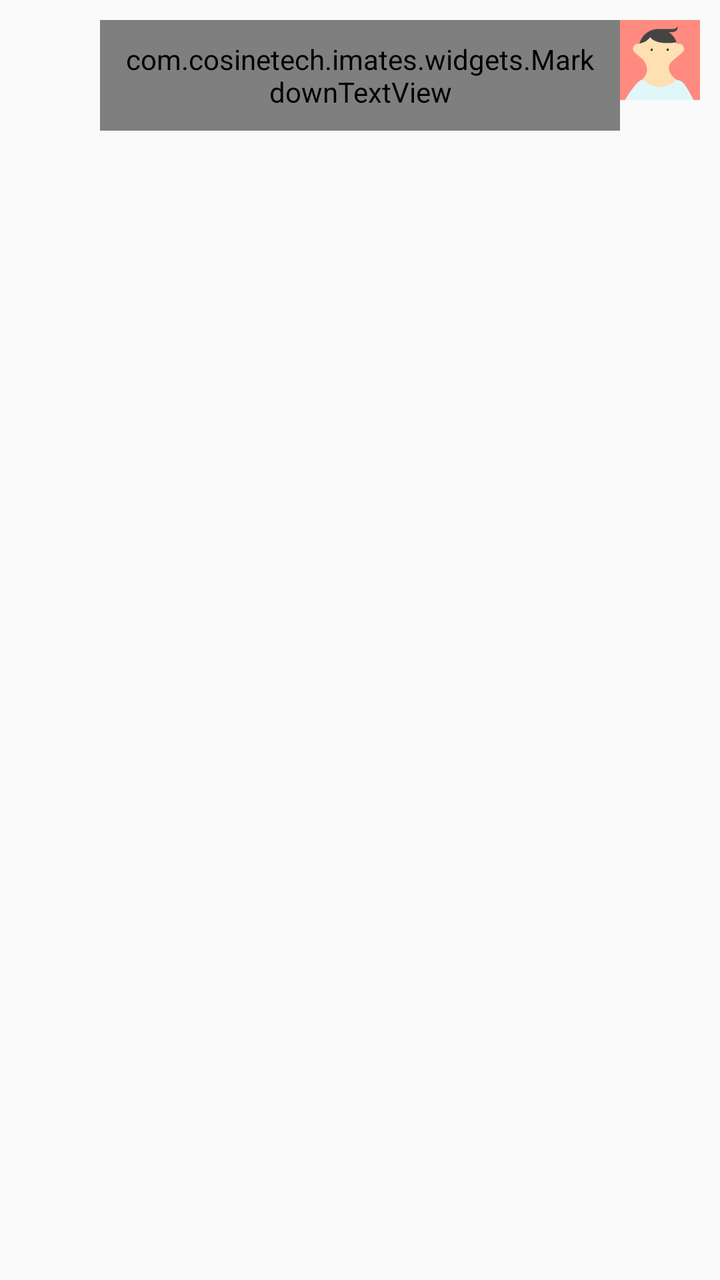
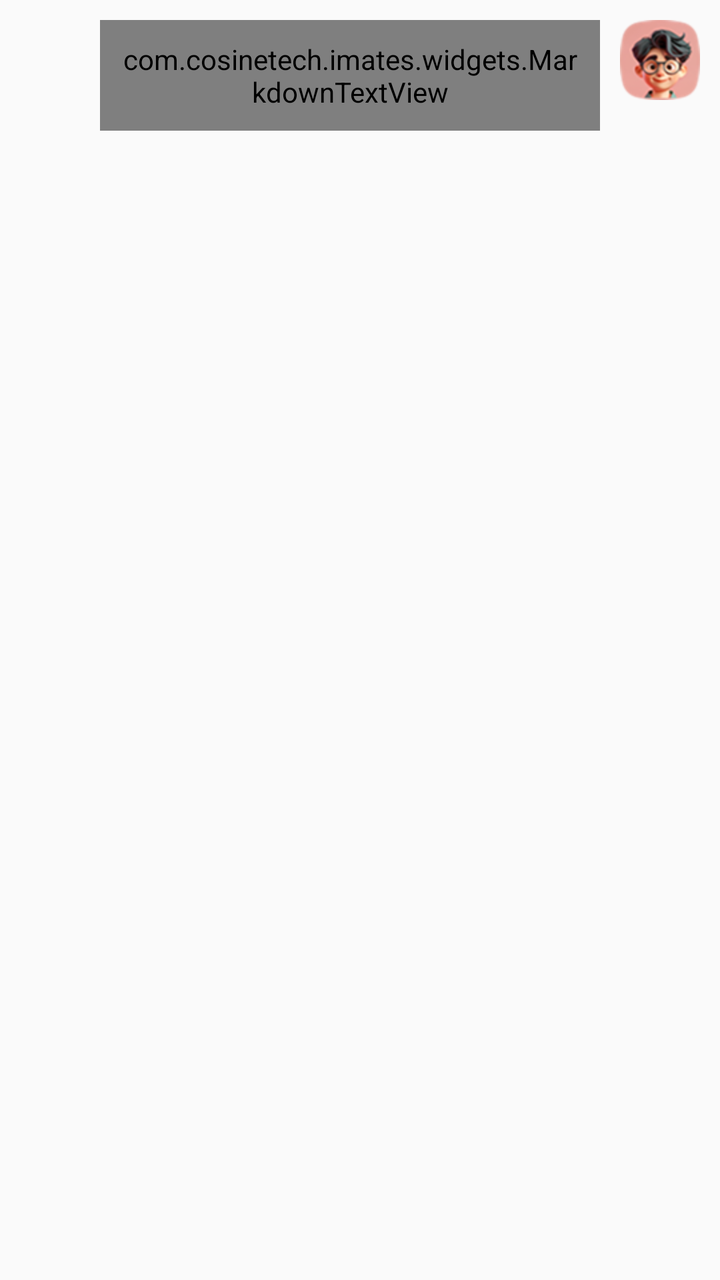

An Android layout rendered at two revisions. The XML below is the earlier revision; the diff shows what the commit changed to produce the second picture.
<!-- AndroidManifest.xml: application theme Theme.IMatesApp.FullScreen -->
<!-- res/layout/item_message_right.xml -->
<?xml version="1.0" encoding="utf-8"?>
<LinearLayout xmlns:android="http://schemas.android.com/apk/res/android"
    android:layout_width="match_parent"
    android:layout_height="wrap_content"
    android:orientation="horizontal"
    android:padding="10dp"
    android:gravity="end">

    <com.cosinetech.imates.widgets.MarkdownTextView
        android:id="@+id/tv_message"
        android:layout_width="wrap_content"
        android:layout_height="wrap_content"
        android:layout_marginStart="80dp"
        android:background="@drawable/bg_message_right"
        android:padding="10dp"
        android:textColor="#000000"
        android:textSize="12sp" />

    <ImageView
        android:id="@+id/iv_avatar"
        android:layout_width="40dp"
        android:layout_height="40dp"
        android:src="@drawable/avatar_1" />
</LinearLayout>
<!-- resources referenced by this layout -->
<resources>
  <!-- drawable avatar_1: vector/xml drawable (drawable, 2395 chars, omitted) -->
  <!-- drawable bg_message_right (drawable) -->
  <?xml version="1.0" encoding="utf-8"?>
  <shape xmlns:android="http://schemas.android.com/apk/res/android">
      <solid android:color="#CCE4FF" />
      <corners android:radius="8dp" />
      <padding
          android:left="12dp"
          android:right="12dp"
          android:top="8dp"
          android:bottom="8dp" />
  </shape>
  <style name="Theme.IMatesApp.FullScreen" parent="Theme.AppCompat.Light.NoActionBar">
          
          <item name="android:windowFullscreen">true</item>
          
          <item name="android:windowTranslucentStatus">true</item>
          
          <item name="android:windowTranslucentNavigation">true</item>
      </style>
</resources>

<!-- the commit's change to res/layout/item_message_right.xml (unified diff, before → after) -->
@@ -11,14 +11,15 @@
         android:layout_width="wrap_content"
         android:layout_height="wrap_content"
         android:layout_marginStart="80dp"
-        android:background="@drawable/bg_message_right"
+        android:layout_marginEnd="10dp"
+        android:background="@drawable/chat_ai_msg_self_bg"
+        android:textColor="#ffffff"
         android:padding="10dp"
-        android:textColor="#000000"
         android:textSize="12sp" />
 
     <ImageView
         android:id="@+id/iv_avatar"
         android:layout_width="40dp"
         android:layout_height="40dp"
-        android:src="@drawable/avatar_1" />
+        android:src="@drawable/chat_ai_avatar_user" />
 </LinearLayout>
<!-- resource entries referenced after the edit -->
@@ -1,15 +1,16 @@
 <!-- resources referenced by this layout -->
 <resources>
-  <!-- drawable avatar_1: vector/xml drawable (drawable, 2395 chars, omitted) -->
-  <!-- drawable bg_message_right (drawable) -->
+  <!-- drawable chat_ai_avatar_user: png bitmap (drawable, 8890 bytes) -->
+  <!-- drawable chat_ai_msg_self_bg (drawable) -->
   <?xml version="1.0" encoding="utf-8"?>
-  <shape xmlns:android="http://schemas.android.com/apk/res/android">
-      <solid android:color="#CCE4FF" />
-      <corners android:radius="8dp" />
+  <shape android:shape="rectangle"
+      xmlns:android="http://schemas.android.com/apk/res/android">
+      <gradient android:type="linear" android:useLevel="true" android:startColor="#ff046cff" android:endColor="#ff539bff" android:angle="0" />
+      <corners android:topLeftRadius="10dp" android:topRightRadius="10dp" android:bottomLeftRadius="10dp" android:bottomRightRadius="10dp" />
       <padding
           android:left="12dp"
           android:right="12dp"
-          android:top="8dp"
+          android:top="2dp"
           android:bottom="8dp" />
   </shape>
   <style name="Theme.IMatesApp.FullScreen" parent="Theme.AppCompat.Light.NoActionBar">
